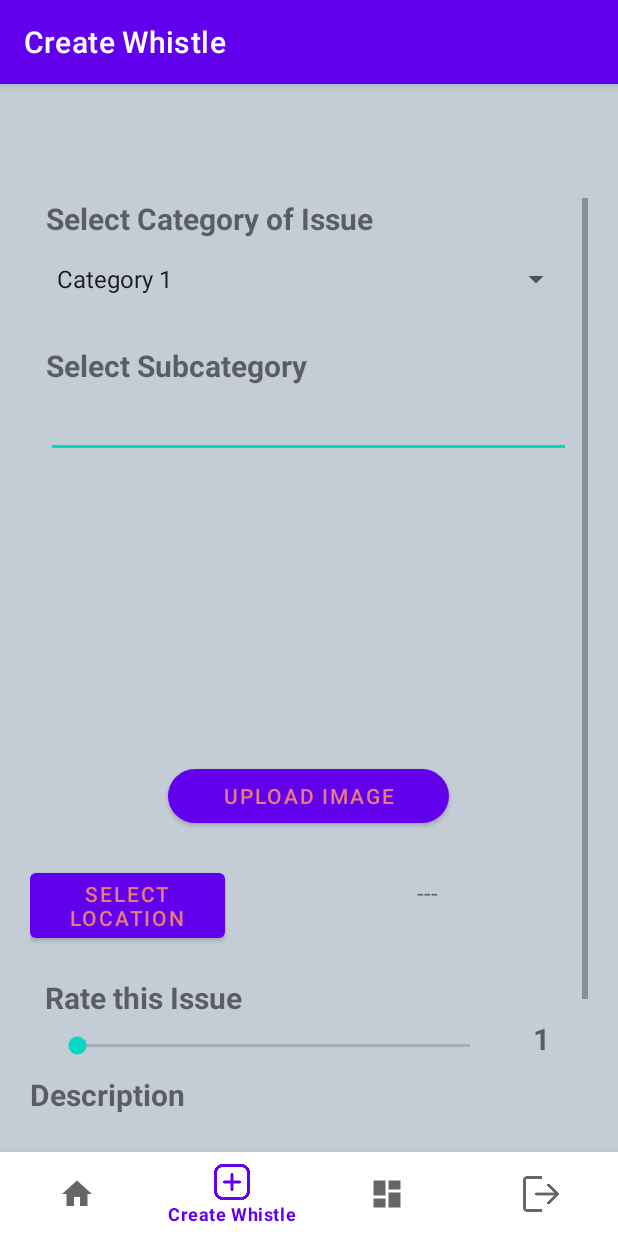
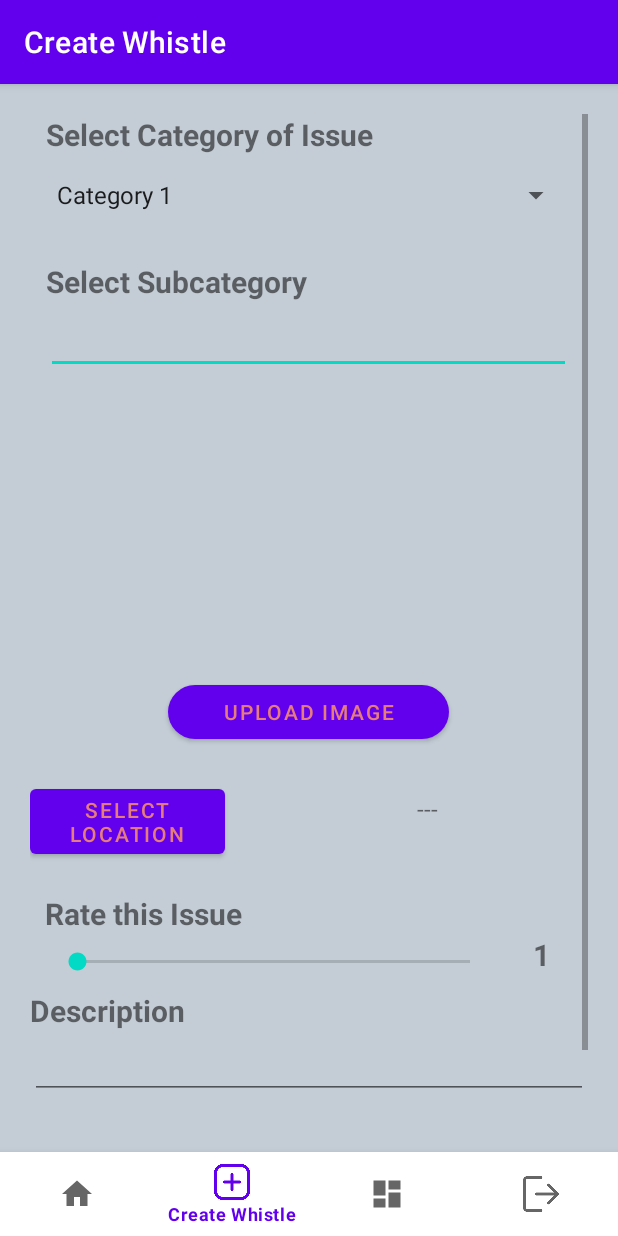
Before and after one commit to FANSAN6190/its_app_client, an Android app: the screen it shows after launch (MainActivity), item 2 of the bottom bar chosen, on a phone screen of 412 x 824 dp. Run offline under Robolectric (Android 15) with nearby library versions, the phone set to English and light mode, and no system bars; our stand-ins replace navigation-ui; 1 statement that could not run was skipped.

Commit message:
updated UI

```diff
--- a/CivicEye/app/src/main/java/com/example/civiceye/ui/home/WhistleDataAdapter.kt
+++ b/CivicEye/app/src/main/java/com/example/civiceye/ui/home/WhistleDataAdapter.kt
@@ -28,7 +28,7 @@ class WhistleDataAdapter(private val whistleDataList: List<WhistleData>) : Recyc
         val whistleData = whistleDataList[position]
         holder.whistleCategorySubcategory.text = "${whistleData.category} - ${whistleData.subcategory}"
         val timestamp = whistleData.timestamp.toLong()
-        val date = Date(timestamp * 1000L) // Convert seconds to milliseconds
+        val date = Date(timestamp) // Assume timestamp is in milliseconds
         val format = SimpleDateFormat("HH:mm:ss dd-MM-yyyy", Locale.getDefault())
         holder.whistleTime.text = format.format(date)
         holder.whistleUserRating.text = "User Rating: ${whistleData.userRating}"
--- a/CivicEye/app/src/main/res/layout/activity_main.xml
+++ b/CivicEye/app/src/main/res/layout/activity_main.xml
@@ -5,7 +5,6 @@
     android:id="@+id/container"
     android:layout_width="match_parent"
     android:layout_height="match_parent"
-    android:paddingTop="?attr/actionBarSize"
     android:background="@color/teal_700">
 
     <com.google.android.material.bottomnavigation.BottomNavigationView
@@ -27,9 +26,11 @@
         android:layout_height="match_parent"
         app:defaultNavHost="true"
         app:layout_constraintBottom_toTopOf="@id/nav_view"
+        app:layout_constraintHorizontal_bias="0.0"
         app:layout_constraintLeft_toLeftOf="parent"
         app:layout_constraintRight_toRightOf="parent"
         app:layout_constraintTop_toTopOf="parent"
+        app:layout_constraintVertical_bias="0.714"
         app:navGraph="@navigation/mobile_navigation" />
 
 </androidx.constraintlayout.widget.ConstraintLayout>
```
Also changed, not shown: CivicEye/app/src/main/res/layout/fragment_home.xml (+8 -2 lines).
